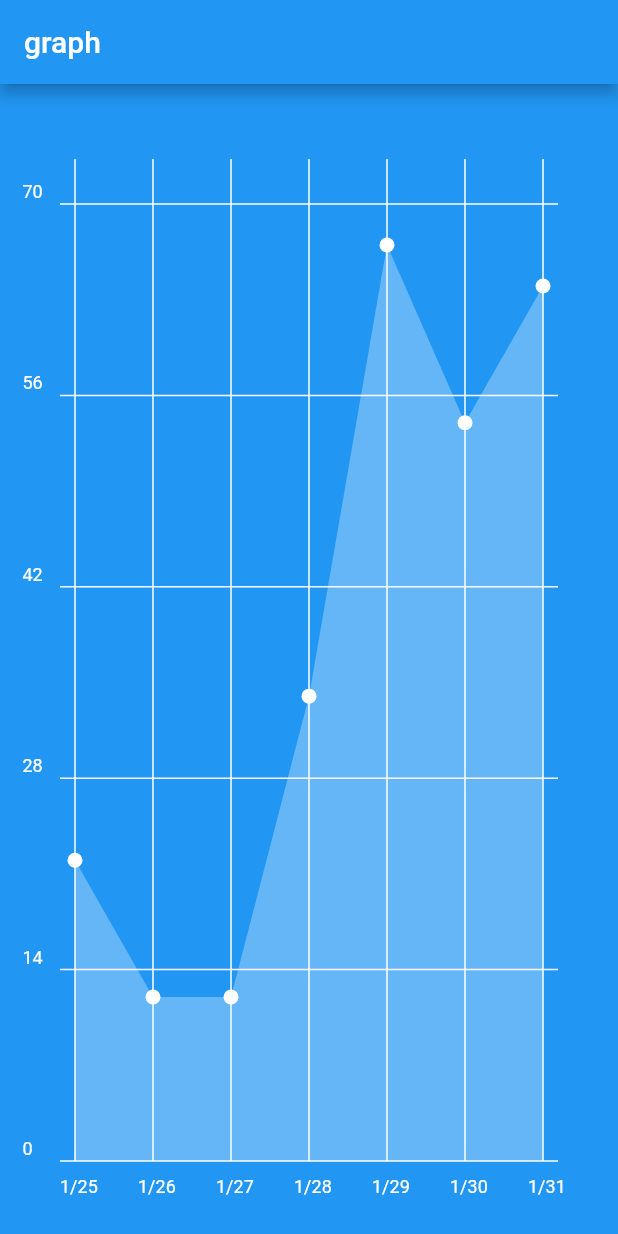
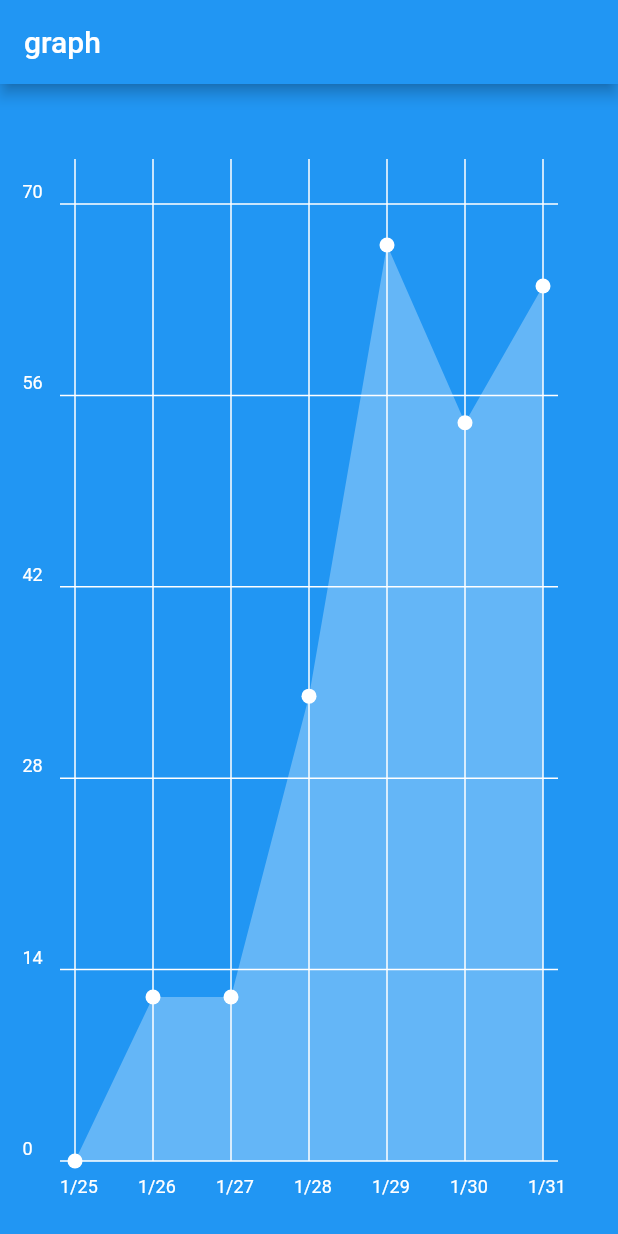
Before and after one commit to konbu33/custompaint, a Flutter app: the screen it shows after launch, on a phone screen of 412 x 824 dp. Run offline on Flutter 3.47's test engine with Material 2 defaults, Android fonts, the phone set to English and light mode, and no system bars.

Commit message:
feat: graph repaint at onTap gesture

```diff
--- a/lib/graph_painter.dart
+++ b/lib/graph_painter.dart
@@ -3,16 +3,17 @@ import 'dart:io';
 
 import 'package:flutter/material.dart';
 
-import 'package:flutter/material.dart';
 import 'package:intl/intl.dart' hide TextDirection;
 import 'dart:math';
 
 class GraphPainter extends CustomPainter {
+  GraphPainter({required this.counter}) : super();
+  double counter;
   @override
   void paint(Canvas canvas, Size size) {
     final now = DateTime.now();
     Map<DateTime, double> data = {
-      now.add(Duration(days: -6)): 22,
+      now.add(Duration(days: -6)): counter,
       now.add(Duration(days: -4)): 12,
       now.add(Duration(days: -5)): 12,
       now.add(Duration(days: -3)): 34,
@@ -194,6 +195,6 @@ class GraphPainter extends CustomPainter {
 
   @override
   bool shouldRepaint(covariant CustomPainter oldDelegate) {
-    return false;
+    return true;
   }
 }
--- a/lib/graph_screen.dart
+++ b/lib/graph_screen.dart
@@ -9,16 +9,23 @@ class GraphScreen extends StatefulWidget {
 }
 
 class _GraphScreenState extends State<GraphScreen> {
+  double counter = 0;
   @override
   Widget build(BuildContext context) {
-    return Scaffold(
+    return GestureDetector(
+      onTap: () {
+        counter++;
+        setState(() {});
+      },
+      child: Scaffold(
         backgroundColor: Theme.of(context).primaryColor,
         appBar: AppBar(
           title: Text("graph"),
         ),
         body: CustomPaint(
           size: Size(double.infinity, double.infinity),
-        painter: GraphPainter(),
+          painter: GraphPainter(counter: counter),
+        ),
       ),
     );
   }
```
Lines whose indentation alone changed are shown as unchanged.
